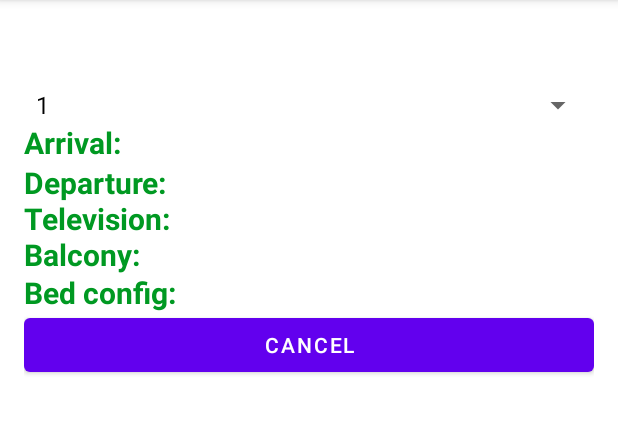
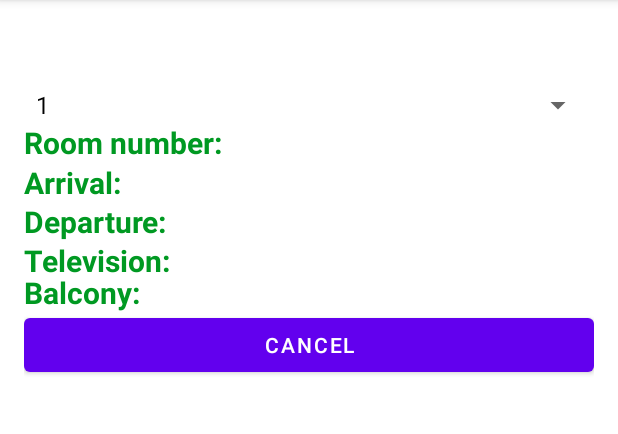
Before and after one commit to GreenHillHotel-Android/GreenHillHotel, an Android app: the fragment MyReservationsFragment shown on its own in the app's theme, on a phone screen of 412 x 824 dp, the part 84-518 px from its top. Run offline under Robolectric (Android 15) with nearby library versions, the phone set to English and light mode, and no system bars.

Commit message:
my reservations redesign

```diff
--- a/app/src/main/res/layout/fragment_reservation.xml
+++ b/app/src/main/res/layout/fragment_reservation.xml
@@ -28,7 +28,7 @@
         android:layout_marginTop="30dp"
         android:spinnerMode="dropdown"/>
     <TextView
-        android:id="@+id/arrivalRes"
+        android:id="@+id/roomNumber"
         android:layout_width="200dp"
         android:layout_height="30dp"
         android:layout_marginTop="65dp"
@@ -36,12 +36,22 @@
         android:textColorHint="#090"
         android:textSize="20sp"
         android:textStyle="bold"
+        android:text="Room number:"/>
+    <TextView
+        android:id="@+id/arrivalRes"
+        android:layout_width="260dp"
+        android:layout_height="30dp"
+        android:layout_marginTop="92dp"
+        android:textColor="#092"
+        android:textColorHint="#090"
+        android:textSize="20sp"
+        android:textStyle="bold"
         android:text="Arrival: "/>
     <TextView
         android:id="@+id/departureRes"
-        android:layout_width="200dp"
+        android:layout_width="260dp"
         android:layout_height="30dp"
-        android:layout_marginTop="92dp"
+        android:layout_marginTop="118dp"
         android:textColor="#092"
         android:textColorHint="#090"
         android:textSize="20sp"
@@ -52,7 +62,7 @@
         android:id="@+id/doesTv"
         android:layout_width="200dp"
         android:layout_height="30dp"
-        android:layout_marginTop="116dp"
+        android:layout_marginTop="144dp"
         android:textColor="#092"
         android:textColorHint="#090"
         android:textSize="20sp"
@@ -62,7 +72,7 @@
         android:id="@+id/doesBalcony"
         android:layout_width="200dp"
         android:layout_height="30dp"
-        android:layout_marginTop="140dp"
+        android:layout_marginTop="165dp"
         android:textColor="#092"
         android:textColorHint="#090"
         android:textSize="20sp"
@@ -72,7 +82,7 @@
         android:id="@+id/configuration"
         android:layout_width="200dp"
         android:layout_height="30dp"
-        android:layout_marginTop="165dp"
+        android:layout_marginTop="190dp"
         android:textColor="#092"
         android:textColorHint="#090"
         android:textSize="20sp"
```
